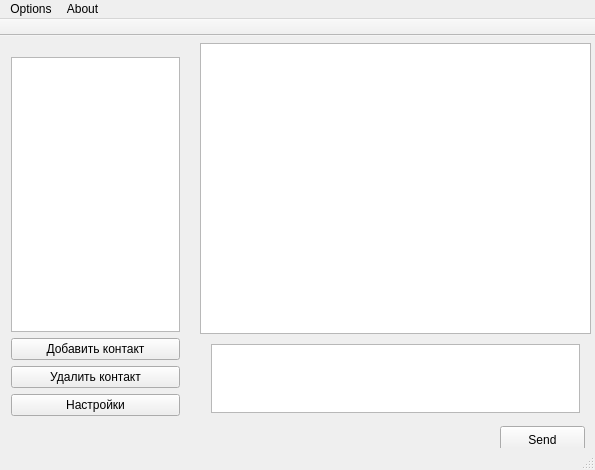
First picture: the form in mainwindow.ui, repository olegrok/Messenger, before the edit.
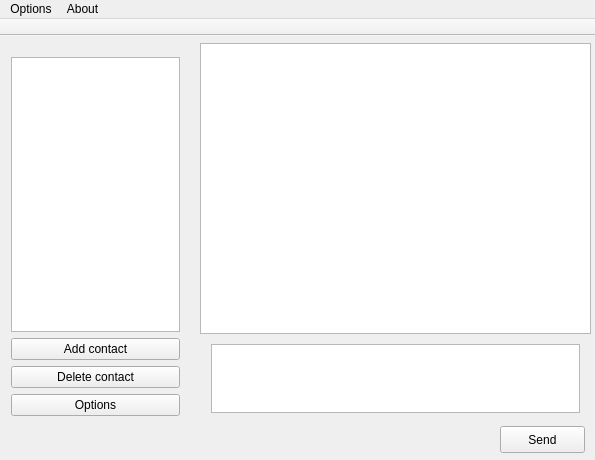
Second picture: the form after the edit.

What changed in the file:
```diff
--- a/mainwindow.ui
+++ b/mainwindow.ui
@@ -7,19 +7,19 @@
     <x>0</x>
     <y>0</y>
     <width>595</width>
-    <height>470</height>
+    <height>460</height>
    </rect>
   </property>
   <property name="minimumSize">
    <size>
     <width>595</width>
-    <height>470</height>
+    <height>460</height>
    </size>
   </property>
   <property name="maximumSize">
    <size>
     <width>595</width>
-    <height>470</height>
+    <height>460</height>
    </size>
   </property>
   <property name="windowTitle">
@@ -78,7 +78,7 @@
           <cursorShape>PointingHandCursor</cursorShape>
          </property>
          <property name="text">
-          <string>Добавить контакт</string>
+          <string>Add contact</string>
          </property>
         </widget>
        </item>
@@ -88,7 +88,7 @@
           <cursorShape>PointingHandCursor</cursorShape>
          </property>
          <property name="text">
-          <string>Удалить контакт</string>
+          <string>Delete contact</string>
          </property>
         </widget>
        </item>
@@ -98,7 +98,7 @@
           <cursorShape>PointingHandCursor</cursorShape>
          </property>
          <property name="text">
-          <string>Настройки</string>
+          <string>Options</string>
          </property>
         </widget>
        </item>
@@ -190,7 +190,6 @@
     <bool>false</bool>
    </attribute>
   </widget>
-  <widget class="QStatusBar" name="statusBar"/>
   <action name="action_Exit">
    <property name="text">
     <string>&amp;Exit</string>
```
